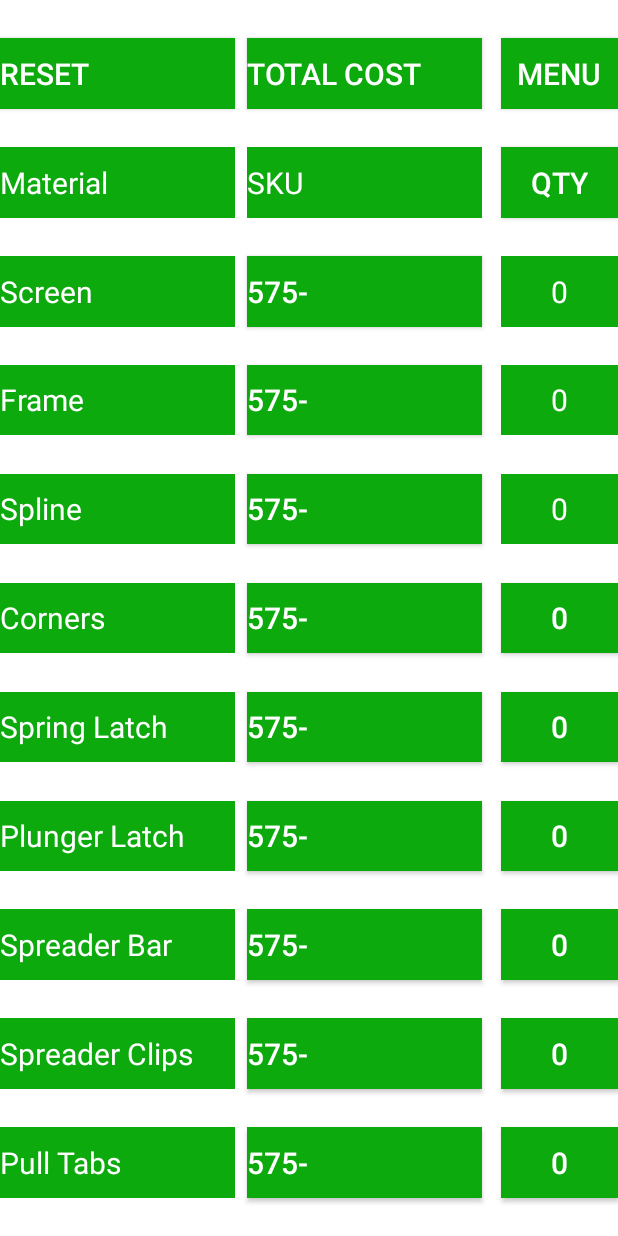
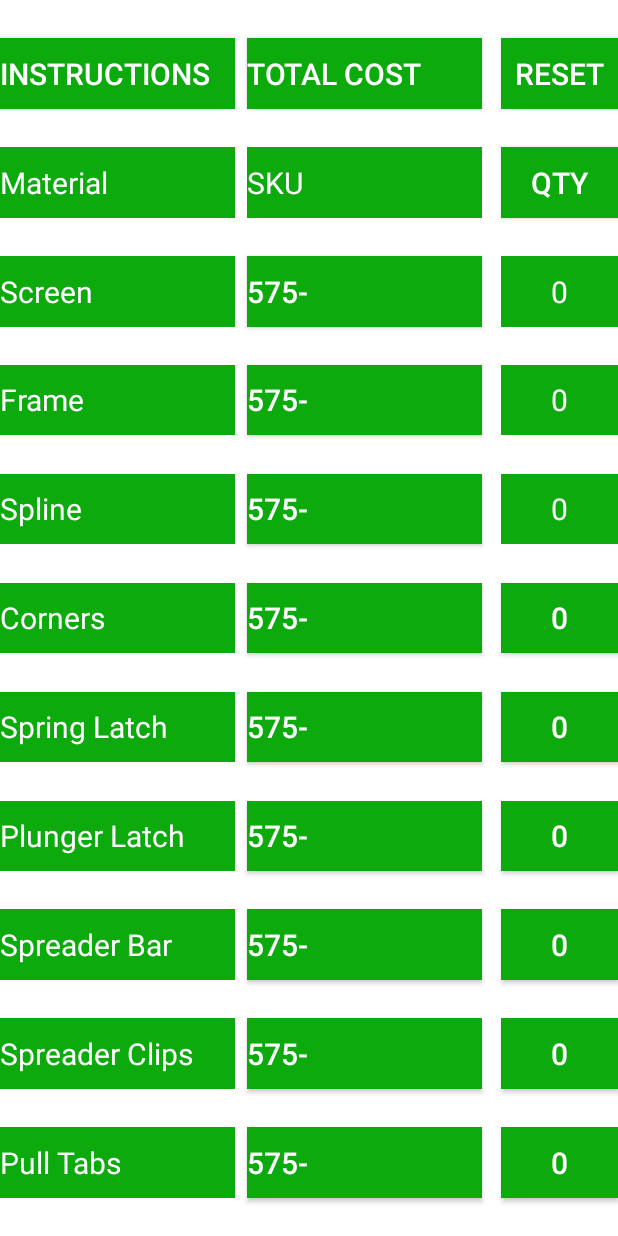
Before and after one commit to StringJoe/menards_screen_repair, an Android app: the layout activity_screen_materials.xml on its own in the app's theme, with its tools: preview values and no code run, on a phone screen of 412 x 824 dp. Run offline under Robolectric (Android 15) with nearby library versions, the phone set to English and light mode, and no system bars.

Commit message:
added an instructions button to the screen materials activity

```diff
--- a/app/src/main/java/com/joe/menardsscreenrepair/frameMeasurements.java
+++ b/app/src/main/java/com/joe/menardsscreenrepair/frameMeasurements.java
@@ -45,7 +45,7 @@ public class frameMeasurements extends AppCompatActivity {
         bigCornerBtn = findViewById(R.id.bigCornerBtn);
         smallCornerBtn = findViewById(R.id.smallCornerBtn);
         calcBtn = findViewById(R.id.calcBtn);
-        resetBtn = findViewById(R.id.resetBtn);
+        resetBtn = findViewById(R.id.instructionsBtn);
         menuBtn = findViewById(R.id.menuBtn4);
         instructionsBtn = findViewById(R.id.instructions);
 
--- a/app/src/main/java/com/joe/menardsscreenrepair/screenSize.java
+++ b/app/src/main/java/com/joe/menardsscreenrepair/screenSize.java
@@ -30,7 +30,7 @@ public class screenSize extends AppCompatActivity {
         screenLength = findViewById(R.id.length);
 
         equalsBtn = findViewById(R.id.equals);
-        resetBtn = findViewById(R.id.resetBtn);
+        resetBtn = findViewById(R.id.instructionsBtn);
         mainMenuBtn = findViewById(R.id.menuBtn1);
         materialsBtn = findViewById(R.id.screenMaterials);
 
--- a/app/src/main/res/layout/activity_frame_measurements.xml
+++ b/app/src/main/res/layout/activity_frame_measurements.xml
@@ -76,7 +76,7 @@
         android:text='7/16"'
         android:textColor="@color/white"
         android:textSize="20sp"
-        app:layout_constraintBottom_toTopOf="@+id/resetBtn"
+        app:layout_constraintBottom_toTopOf="@+id/instructionsBtn"
         app:layout_constraintDimensionRatio="1:0.4"
         app:layout_constraintEnd_toEndOf="@id/guide3"
         app:layout_constraintHorizontal_bias="0.5"
@@ -84,7 +84,7 @@
         app:layout_constraintTop_toBottomOf="@+id/lengthFractionCount" />
 
     <androidx.appcompat.widget.AppCompatButton
-        android:id="@+id/resetBtn"
+        android:id="@+id/instructionsBtn"
         android:layout_width="0dp"
         android:layout_height="0dp"
         android:background="@color/menards_green"
@@ -111,7 +111,7 @@
         app:layout_constraintEnd_toEndOf="@id/guide3"
         app:layout_constraintHorizontal_bias="0.5"
         app:layout_constraintStart_toEndOf="@id/guide2_1"
-        app:layout_constraintTop_toBottomOf="@+id/resetBtn" />
+        app:layout_constraintTop_toBottomOf="@+id/instructionsBtn" />
 
     <androidx.appcompat.widget.AppCompatButton
         android:id="@+id/instructions"
--- a/app/src/main/res/layout/activity_screen_materials.xml
+++ b/app/src/main/res/layout/activity_screen_materials.xml
@@ -43,12 +43,12 @@
         app:layout_constraintGuide_percent="0.81" />
 
     <androidx.appcompat.widget.AppCompatButton
-        android:id="@+id/resetBtn"
+        android:id="@+id/instructionsBtn"
         android:layout_width="0dp"
         android:layout_height="0dp"
         android:background="@color/menards_green"
         android:gravity="center_vertical"
-        android:text="Reset"
+        android:text="Instructions"
         android:textColor="@color/white"
         android:textSize="20sp"
         app:layout_constraintBottom_toTopOf="@+id/textView"
@@ -73,7 +73,7 @@
         app:layout_constraintEnd_toEndOf="@id/guide1_2"
         app:layout_constraintHorizontal_bias="0.5"
         app:layout_constraintStart_toEndOf="@id/guide1"
-        app:layout_constraintTop_toBottomOf="@+id/resetBtn" />
+        app:layout_constraintTop_toBottomOf="@+id/instructionsBtn" />
 
     <TextView
         android:id="@+id/textView2"
@@ -403,12 +403,12 @@
         app:layout_constraintTop_toBottomOf="@+id/spreaderClipsBtn" />
 
     <androidx.appcompat.widget.AppCompatButton
-        android:id="@+id/menuBtn2"
+        android:id="@+id/resetBtn"
         android:layout_width="0dp"
         android:layout_height="0dp"
         android:background="@color/menards_green"
         android:gravity="center_vertical|center_horizontal"
-        android:text="Menu"
+        android:text="Reset"
         android:textColor="@color/white"
         android:textSize="20sp"
         app:layout_constraintBottom_toTopOf="@+id/appCompatButton"
@@ -433,7 +433,7 @@
         app:layout_constraintEnd_toEndOf="parent"
         app:layout_constraintHorizontal_bias="0.5"
         app:layout_constraintStart_toEndOf="@id/guide3"
-        app:layout_constraintTop_toBottomOf="@+id/menuBtn2" />
+        app:layout_constraintTop_toBottomOf="@+id/resetBtn" />
 
     <TextView
         android:id="@+id/screenQty"
--- a/app/src/main/res/layout/activity_screen_size.xml
+++ b/app/src/main/res/layout/activity_screen_size.xml
@@ -78,7 +78,7 @@
         android:text="Sq Ft: 0"
         android:textColor="@color/white"
         android:textSize="20sp"
-        app:layout_constraintBottom_toTopOf="@+id/resetBtn"
+        app:layout_constraintBottom_toTopOf="@+id/instructionsBtn"
         app:layout_constraintDimensionRatio="1:0.3"
         app:layout_constraintEnd_toEndOf="@id/guide2"
         app:layout_constraintHorizontal_bias="0.5"
@@ -86,7 +86,7 @@
         app:layout_constraintTop_toBottomOf="@+id/equals" />
 
     <androidx.appcompat.widget.AppCompatButton
-        android:id="@+id/resetBtn"
+        android:id="@+id/instructionsBtn"
         android:layout_width="0dp"
         android:layout_height="0dp"
         android:background="@color/menards_green"
@@ -114,7 +114,7 @@
         app:layout_constraintEnd_toEndOf="@id/guide2"
         app:layout_constraintHorizontal_bias="0.5"
         app:layout_constraintStart_toEndOf="@id/guide1"
-        app:layout_constraintTop_toBottomOf="@+id/resetBtn" />
+        app:layout_constraintTop_toBottomOf="@+id/instructionsBtn" />
 
     <androidx.appcompat.widget.AppCompatButton
         android:id="@+id/screenMaterials"
```
Also changed, not shown: app/src/main/java/com/joe/menardsscreenrepair/screenMaterials.java (+78 -7 lines).
